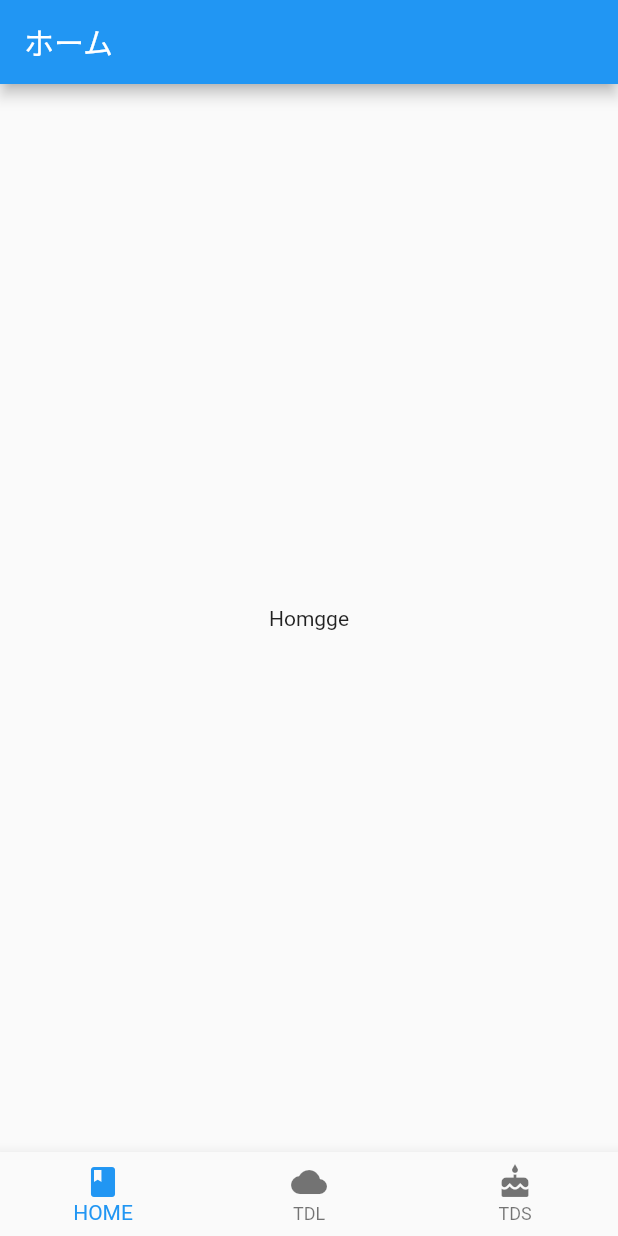
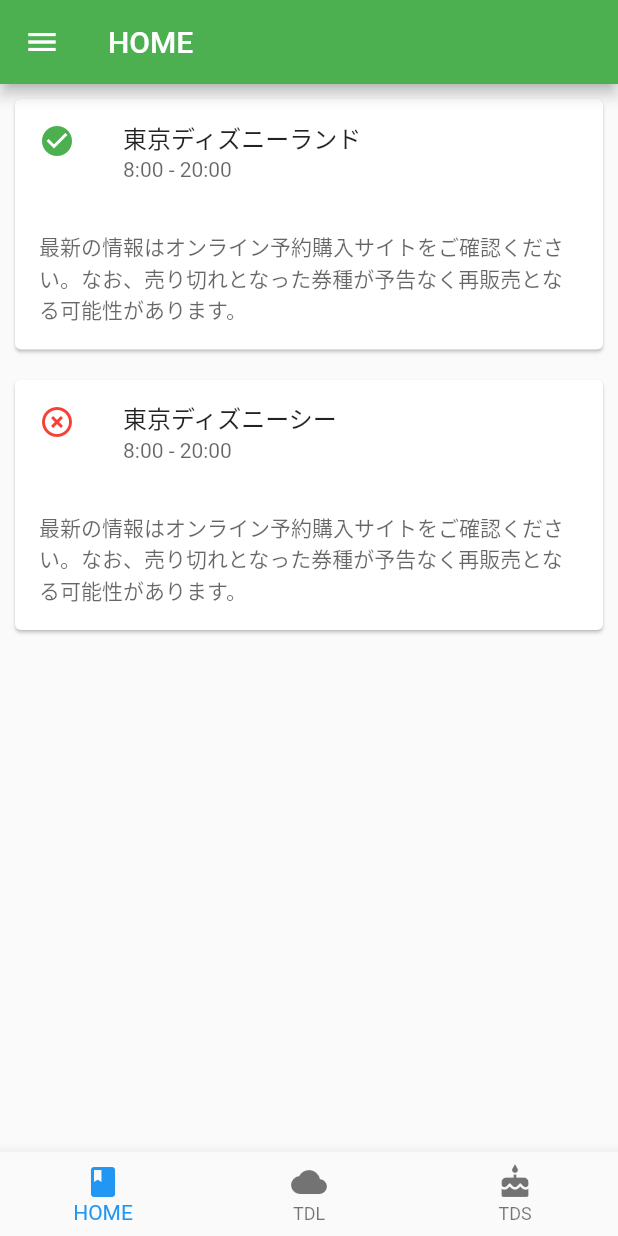
Before and after one commit to Shun-Prog/flutter_tutorial, a Flutter app: the screen it shows after launch, on a phone screen of 412 x 824 dp. Run offline on Flutter 3.47's test engine with Material 2 defaults, Android fonts, the phone set to English and light mode, and no system bars; our stand-ins replace cached_network_image.

```diff
--- a/lib/header.dart
+++ b/lib/header.dart
@@ -4,11 +4,17 @@ class Header extends StatelessWidget with PreferredSizeWidget {
   @override
   Size get preferredSize => Size.fromHeight(kToolbarHeight);
 
+  final title;
+  final color;
+
+  Header([this.title, this.color]);
+
   @override
   Widget build(BuildContext context) {
     return AppBar(
-      title: Text('ホーム'),
-      backgroundColor: Colors.blue,
+      leading: Icon(Icons.menu),
+      title: Text(this.title),
+      backgroundColor: this.color,
     );
   }
 }
--- a/lib/home.dart
+++ b/lib/home.dart
@@ -6,8 +6,95 @@ class Home extends StatelessWidget {
   @override
   Widget build(BuildContext context) {
     return Scaffold(
-      appBar: Header(),
-      body: Center(child: Text('Homgge')),
-    );
+        appBar: Header('HOME', Colors.green),
+        body: ListView(
+          children: <Widget>[
+            Card(
+              margin: EdgeInsets.all(10),
+              child: Column(
+                mainAxisAlignment: MainAxisAlignment.spaceAround,
+                children: [
+                  ListTile(
+                    leading: Icon(
+                      Icons.check_circle,
+                      color: Colors.green,
+                    ),
+                    title: Text('東京ディズニーランド'),
+                    subtitle: Text(
+                      '8:00 - 20:00',
+                      style: TextStyle(color: Colors.black.withOpacity(0.6)),
+                    ),
+                  ),
+                  Padding(
+                    padding: EdgeInsets.all(16.0),
+                    child: Text(
+                      '最新の情報はオンライン予約購入サイトをご確認ください。なお、売り切れとなった券種が予告なく再販売となる可能性があります。',
+                      style: TextStyle(color: Colors.black.withOpacity(0.6)),
+                    ),
+                  ),
+                ],
+              ),
+            ),
+            Card(
+              margin: EdgeInsets.all(10),
+              child: Column(
+                mainAxisAlignment: MainAxisAlignment.spaceAround,
+                children: [
+                  ListTile(
+                    leading: Icon(
+                      Icons.highlight_off,
+                      color: Colors.red,
+                    ),
+                    title: Text('東京ディズニーシー'),
+                    subtitle: Text(
+                      '8:00 - 20:00',
+                      style: TextStyle(color: Colors.black.withOpacity(0.6)),
+                    ),
+                  ),
+                  Padding(
+                    padding: EdgeInsets.all(16.0),
+                    child: Text(
+                      '最新の情報はオンライン予約購入サイトをご確認ください。なお、売り切れとなった券種が予告なく再販売となる可能性があります。',
+                      style: TextStyle(color: Colors.black.withOpacity(0.6)),
+                    ),
+                  ),
+                ],
+              ),
+            ),
+          ],
+        ));
+    /*Center(
+          child: Column(
+            children: <Widget>[
+              Card(
+                margin: const EdgeInsets.all(10),
+                child: Column(
+                  mainAxisAlignment: MainAxisAlignment.spaceAround,
+                  children: [
+                    ListTile(
+                      leading: Icon(
+                        Icons.check_circle,
+                        color: Colors.green,
+                      ),
+                      title: const Text('東京ディズニーランド'),
+                      subtitle: Text(
+                        '8:00 - 20:00',
+                        style: TextStyle(color: Colors.black.withOpacity(0.6)),
+                      ),
+                    ),
+                    Padding(
+                      padding: const EdgeInsets.all(16.0),
+                      child: Text(
+                        '最新の情報はオンライン予約購入サイトをご確認ください。なお、売り切れとなった券種が予告なく再販売となる可能性があります。',
+                        style: TextStyle(color: Colors.black.withOpacity(0.6)),
+                      ),
+                    ),
+
+                  ],
+                ),
+              )
+            ],
+          ),
+        ));*/
   }
 }
--- a/pubspec.yaml
+++ b/pubspec.yaml
@@ -27,6 +27,7 @@ dependencies:
   cupertino_icons: ^0.1.3
   english_words: ^ 3.1.5
   http: ^0.12.2
+  cached_network_image: ^2.2.0+1
 
 
 dev_dependencies:
```
Also changed, not shown: lib/attraction.dart (+41 -54 lines), lib/disney_land.dart (+5 -2 lines), lib/disney_sea.dart (+5 -2 lines), lib/main.dart (+1 -18 lines), pubspec.lock, 6 other files.
